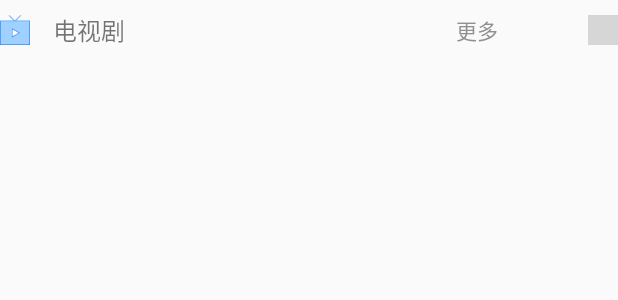
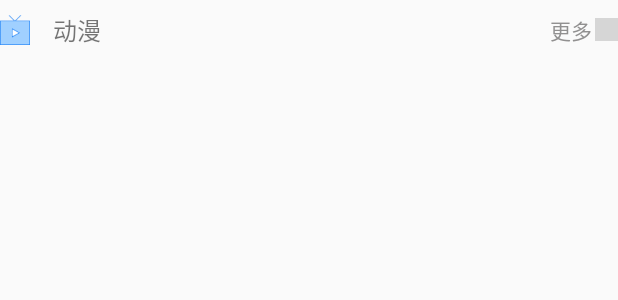
Before and after one commit to LHbuddy/Aiqiyi, an Android app: the layout tuijian_fragment_dongman_layout.xml on its own in the app's theme, with its tools: preview values and no code run, on a phone screen of 412 x 824 dp. Shown: the top 300 px of the screen. Run offline under Robolectric (Android 15) with nearby library versions, the phone set to English and light mode, and no system bars; grey boxes are pictures that could not be loaded.

Commit message:
Merge remote-tracking branch 'origin/master'
                          # Conflicts:
                          #	app/src/main/res/drawable/shape.xml
                          #	app/src/main/res/layout/search_layout.xml
                          fjg_8

```diff
--- a/app/src/main/res/layout/tuijian_fragment_dianshiju_layout.xml
+++ b/app/src/main/res/layout/tuijian_fragment_dongman_layout.xml
@@ -21,7 +21,7 @@
             android:layout_height="40dp"
             android:layout_marginLeft="15dp"
             android:gravity="center"
-            android:text="电视剧"
+            android:text="动漫"
             android:textSize="16sp"/>
 
         <LinearLayout
@@ -30,9 +30,9 @@
             android:layout_weight="1"></LinearLayout>
 
         <Button
-            android:id="@+id/btn_tuijian_dianshiju_more"
-            android:layout_width="wrap_content"
-            android:layout_height="40dp"
+            android:id="@+id/btn_tuijian_dongman_more"
+            android:layout_width="30dp"
+            android:layout_height="match_parent"
             android:background="@null"
             android:gravity="center_vertical"
             android:text="更多"
@@ -40,13 +40,13 @@
             android:textSize="14sp"/>
 
         <ImageView
-            android:layout_width="20dp"
-            android:layout_height="20dp"
+            android:layout_width="15dp"
+            android:layout_height="15dp"
             android:src="@drawable/ebpay_pwd_payway_arrows"/>
     </LinearLayout>
 
     <GridView
-        android:id="@+id/gv_tuijian_dianshiju"
+        android:id="@+id/gv_tuijian_dongman"
         android:layout_width="match_parent"
         android:layout_height="330dp"
         android:numColumns="2"
--- a/app/src/main/res/layout/tuijian_fragment_layout.xml
+++ b/app/src/main/res/layout/tuijian_fragment_layout.xml
@@ -27,6 +27,8 @@
 
             <include layout="@layout/tuijian_fragment_zongyi_layout"/>
 
+            <include layout="@layout/tuijian_fragment_dongman_layout"/>
+
         </LinearLayout>
     </ScrollView>
 
```
Also changed, not shown: app/src/main/java/com/jju/edu/aiqiyi/tuijian/TuijianFragment.java (+56 -6 lines), app/src/main/res/layout/tuijian_fragment_jinrizixun_layout.xml (+4 -4 lines).
